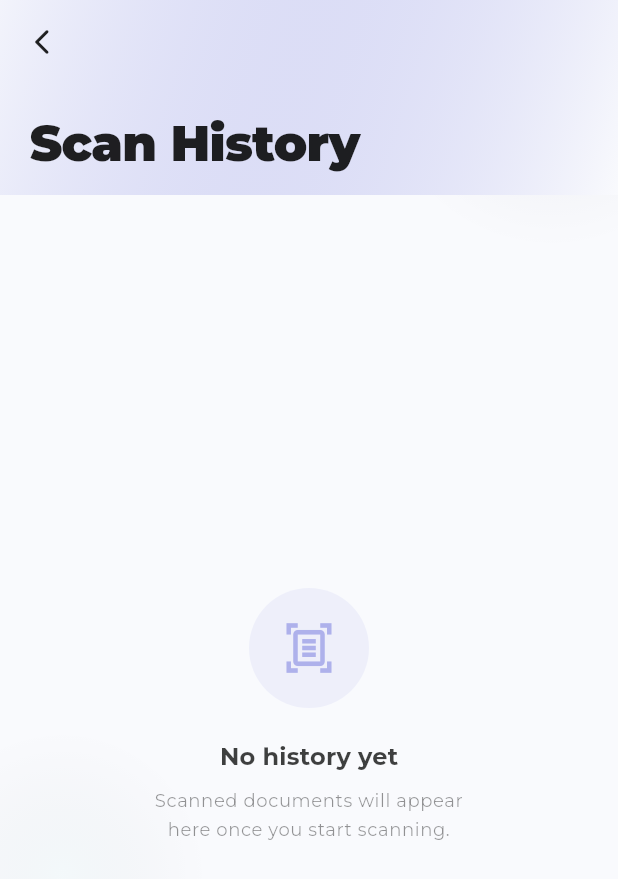
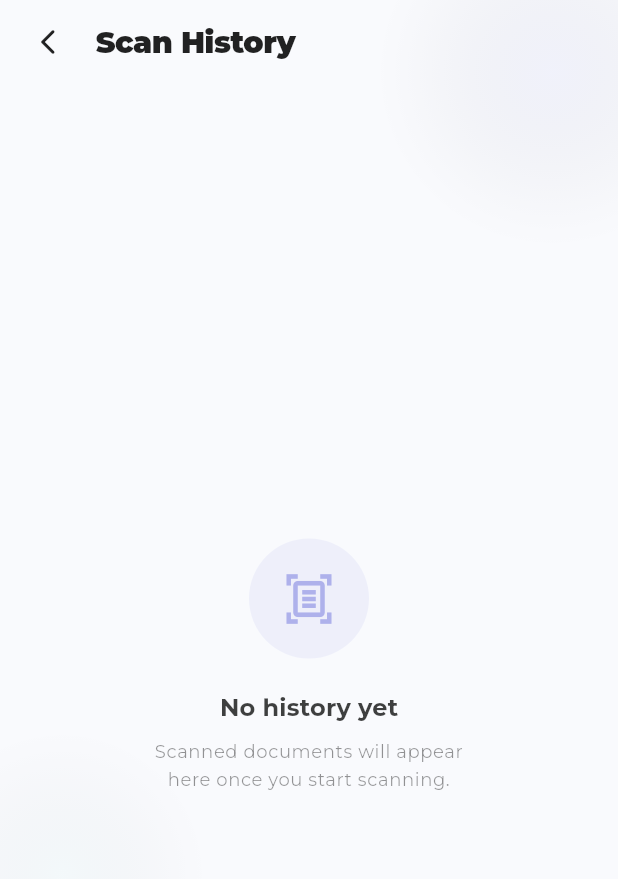
Before and after one commit to inorista/PowerOCR, a Flutter app: the ScanHistoryScreen screen opened by its route, on a phone screen of 412 x 824 dp. Shown: the top 879 px of the screen. Run offline on Flutter 3.47's test engine with Material 3 defaults, Android fonts, the phone set to English and light mode, and no system bars; our stand-ins replace bloc, camera, connectivity_plus, dio, envied, equatable and 7 more; missing offline and left inert: google_mlkit_barcode_scanning, google_mlkit_text_recognition; accounts and stored records are empty; generated files the repository leaves out were written again; project files that could hold a hidden picture were left out.

```diff
--- a/lib/features/scan_history_screen/presentation/scan_history_screen/scan_history_screen.dart
+++ b/lib/features/scan_history_screen/presentation/scan_history_screen/scan_history_screen.dart
@@ -1,3 +1,4 @@
+import 'dart:ui';
 import 'package:flutter/material.dart';
 import 'package:flutter_bloc/flutter_bloc.dart';
 import 'package:powerocr/core/domain/entities/scan_history.dart';
@@ -18,6 +19,9 @@ class _ScanHistoryScreenState extends State<ScanHistoryScreen>
   late final AnimationController _entryCtrl;
   late final Animation<double> _orbRotate;
   late final Animation<double> _gridFade;
+
+  final ScrollController _scrollController = ScrollController();
+  double _appBarOpacity = 0.1;
 
   @override
   void initState() {
@@ -40,10 +44,26 @@ class _ScanHistoryScreenState extends State<ScanHistoryScreen>
         curve: const Interval(0.2, 1.0, curve: Curves.easeOut),
       ),
     );
+
+    _scrollController.addListener(_onScroll);
+  }
+
+  void _onScroll() {
+    if (!_scrollController.hasClients) return;
+    double offset = _scrollController.offset;
+    double newOpacity = 0.1 + (offset / 100);
+    newOpacity = newOpacity.clamp(0.1, 1.0);
+    if (newOpacity != _appBarOpacity) {
+      setState(() {
+        _appBarOpacity = newOpacity;
+      });
+    }
   }
 
   @override
   void dispose() {
+    _scrollController.removeListener(_onScroll);
+    _scrollController.dispose();
     _orbCtrl.dispose();
     _entryCtrl.dispose();
     super.dispose();
@@ -55,6 +75,7 @@ class _ScanHistoryScreenState extends State<ScanHistoryScreen>
     final isDark = theme.brightness == Brightness.dark;
     final primary = theme.colorScheme.primary;
     final size = MediaQuery.sizeOf(context);
+    final topPadding = MediaQuery.paddingOf(context).top;
 
     return Scaffold(
       backgroundColor: theme.scaffoldBackgroundColor,
@@ -80,89 +101,23 @@ class _ScanHistoryScreenState extends State<ScanHistoryScreen>
             BlocBuilder<ScanHistoryScreenBlocBloc, ScanHistoryScreenBlocState>(
               builder: (context, state) {
                 return CustomScrollView(
+                  controller: _scrollController,
                   physics: const BouncingScrollPhysics(
                     parent: AlwaysScrollableScrollPhysics(),
                   ),
                   slivers: [
-                    // ── SliverAppBar ──────────────────────────────────
-                    SliverAppBar(
-                      pinned: true,
-                      floating: false,
-                      expandedHeight: 130,
-                      backgroundColor: theme.scaffoldBackgroundColor,
-                      surfaceTintColor: Colors.transparent,
-                      shadowColor: Colors.transparent,
-                      leading: IconButton(
-                        icon: Icon(
-                          Icons.arrow_back_ios_new_rounded,
-                          color: theme.colorScheme.onSurface,
-                          size: 20,
-                        ),
-                        onPressed: () => Navigator.of(context).maybePop(),
-                      ),
-                      actions: [
-                        if (state.status ==
-                                ScanHistoryScreenBlocStatus.loaded &&
-                            state.scanHistory.isNotEmpty)
-                          IconButton(
-                            icon: Icon(
-                              Icons.tune_rounded,
-                              color: theme.colorScheme.onSurface.withValues(
-                                alpha: 0.6,
-                              ),
-                              size: 22,
-                            ),
-                            onPressed: () {},
-                          ),
-                        const SizedBox(width: 4),
-                      ],
-                      flexibleSpace: FlexibleSpaceBar(
-                        titlePadding: const EdgeInsets.only(
-                          left: 20,
-                          bottom: 14,
-                        ),
-                        title: Column(
-                          mainAxisSize: MainAxisSize.min,
-                          crossAxisAlignment: CrossAxisAlignment.start,
-                          children: [
-                            Text(
-                              'Scan History',
-                              style: theme.textTheme.titleLarge?.copyWith(
-                                fontWeight: FontWeight.w800,
-                                fontSize: 22,
-                                letterSpacing: -0.3,
-                              ),
-                            ),
-                            if (state.status ==
-                                    ScanHistoryScreenBlocStatus.loaded &&
-                                state.scanHistory.isNotEmpty)
-                              Text(
-                                '${state.scanHistory.length} scan${state.scanHistory.length == 1 ? '' : 's'}',
-                                style: theme.textTheme.labelSmall?.copyWith(
-                                  color: theme.colorScheme.onSurface.withValues(
-                                    alpha: 0.45,
-                                  ),
-                                  fontWeight: FontWeight.w500,
-                                  fontSize: 11,
-                                ),
-                              ),
-                          ],
-                        ),
-                        background: _AppBarBackground(
-                          isDark: isDark,
-                          theme: theme,
-                        ),
-                        collapseMode: CollapseMode.parallax,
-                      ),
+                    SliverToBoxAdapter(
+                      child: SizedBox(height: topPadding + 64),
                     ),
 
-                    // ── Body states ───────────────────────────────────
                     if (state.status == ScanHistoryScreenBlocStatus.loading)
                       const SliverFillRemaining(
+                        hasScrollBody: false,
                         child: Center(child: _LoadingIndicator()),
                       )
                     else if (state.status == ScanHistoryScreenBlocStatus.error)
                       SliverFillRemaining(
+                        hasScrollBody: false,
                         child: _ErrorView(
                           message: state.errorMessage ?? 'Something went wrong',
                           theme: theme,
@@ -174,13 +129,14 @@ class _ScanHistoryScreenState extends State<ScanHistoryScreen>
                       )
                     else if (state.scanHistory.isEmpty)
                       SliverFillRemaining(
+                        hasScrollBody: false,
                         child: _EmptyView(theme: theme, isDark: isDark),
                       )
                     else ...[
                       SliverFadeTransition(
                         opacity: _gridFade,
                         sliver: SliverPadding(
-                          padding: const EdgeInsets.fromLTRB(16, 8, 16, 100),
+                          padding: const EdgeInsets.fromLTRB(16, 0, 16, 100),
                           sliver: SliverGrid.builder(
                             gridDelegate:
                                 const SliverGridDelegateWithFixedCrossAxisCount(
@@ -207,6 +163,94 @@ class _ScanHistoryScreenState extends State<ScanHistoryScreen>
                 );
               },
             ),
+
+            Positioned(
+              top: 0,
+              left: 0,
+              right: 0,
+              child: Stack(
+                children: [
+                  Positioned.fill(
+                    child: Opacity(
+                      opacity: _appBarOpacity,
+                      child: ClipRect(
+                        child: BackdropFilter(
+                          filter: ImageFilter.blur(sigmaX: 12, sigmaY: 12),
+                          child: Container(
+                            color: theme.scaffoldBackgroundColor.withValues(
+                              alpha: 0.65,
+                            ),
+                          ),
+                        ),
+                      ),
+                    ),
+                  ),
+
+                  SafeArea(
+                    bottom: false,
+                    child: Container(
+                      height: 56,
+                      padding: const EdgeInsets.symmetric(horizontal: 8),
+                      child:
+                          BlocBuilder<
+                            ScanHistoryScreenBlocBloc,
+                            ScanHistoryScreenBlocState
+                          >(
+                            builder: (context, state) {
+                              return Row(
+                                children: [
+                                  IconButton(
+                                    icon: Icon(
+                                      Icons.arrow_back_ios_new_rounded,
+                                      color: theme.colorScheme.onSurface,
+                                      size: 20,
+                                    ),
+                                    onPressed: () =>
+                                        Navigator.of(context).maybePop(),
+                                  ),
+                                  const SizedBox(width: 8),
+                                  Expanded(
+                                    child: Text(
+                                      'Scan History',
+                                      style: theme.textTheme.titleLarge
+                                          ?.copyWith(
+                                            fontWeight: FontWeight.w800,
+                                            fontSize: 20,
+                                            letterSpacing: -0.3,
+                                          ),
+                                    ),
+                                  ),
+                                  if (state.status ==
+                                          ScanHistoryScreenBlocStatus.loaded &&
+                                      state.scanHistory.isNotEmpty) ...[
+                                    Text(
+                                      '${state.scanHistory.length}',
+                                      style: theme.textTheme.labelMedium
+                                          ?.copyWith(
+                                            fontWeight: FontWeight.bold,
+                                            color: theme.colorScheme.primary,
+                                          ),
+                                    ),
+                                    IconButton(
+                                      icon: Icon(
+                                        Icons.tune_rounded,
+                                        color: theme.colorScheme.onSurface
+                                            .withValues(alpha: 0.6),
+                                        size: 22,
+                                      ),
+                                      onPressed: () {},
+                                    ),
+                                  ],
+                                  const SizedBox(width: 4),
+                                ],
+                              );
+                            },
+                          ),
+                    ),
+                  ),
+                ],
+              ),
+            ),
           ],
         ),
       ),
@@ -216,36 +260,6 @@ class _ScanHistoryScreenState extends State<ScanHistoryScreen>
   void _onItemTap(BuildContext context, ScanHistory item) {}
 }
 
-// ── AppBar decorative background ───────────────────────────────────────────
-class _AppBarBackground extends StatelessWidget {
-  final bool isDark;
-  final ThemeData theme;
-
-  const _AppBarBackground({required this.isDark, required this.theme});
-
-  @override
-  Widget build(BuildContext context) {
-    return Container(
-      decoration: BoxDecoration(
-        gradient: LinearGradient(
-          begin: Alignment.topLeft,
-          end: Alignment.bottomRight,
-          colors: isDark
-              ? [
-                  theme.colorScheme.primary.withValues(alpha: 0.12),
-                  theme.scaffoldBackgroundColor,
-                ]
-              : [
-                  theme.colorScheme.primary.withValues(alpha: 0.06),
-                  theme.scaffoldBackgroundColor,
-                ],
-        ),
-      ),
-    );
-  }
-}
-
-// ── Loading indicator ──────────────────────────────────────────────────────
 class _LoadingIndicator extends StatelessWidget {
   const _LoadingIndicator();
 
@@ -275,7 +289,6 @@ class _LoadingIndicator extends StatelessWidget {
   }
 }
 
-// ── Empty state ────────────────────────────────────────────────────────────
 class _EmptyView extends StatelessWidget {
   final ThemeData theme;
   final bool isDark;
@@ -327,7 +340,6 @@ class _EmptyView extends StatelessWidget {
   }
 }
 
-// ── Error state ────────────────────────────────────────────────────────────
 class _ErrorView extends StatelessWidget {
   final String message;
   final ThemeData theme;
@@ -393,7 +405,6 @@ class _ErrorView extends StatelessWidget {
   }
 }
 
-// ── Ambient orb painter for this screen ───────────────────────────────────
 class _ScanHistoryOrbPainter extends CustomPainter {
   final double rotate;
   final bool isDark;
--- a/lib/features/scanning/presentation/bloc/scanning_bloc.dart
+++ b/lib/features/scanning/presentation/bloc/scanning_bloc.dart
@@ -38,7 +38,9 @@ class ScanningBloc extends Bloc<ScanningEvent, ScanningState> {
       } else {
         result = await recognizeQR(event.imagePath);
       }
-      await locator<ScanningRepository>().saveScanHistory(result);
+      if (result.text.isNotEmpty) {
+        await locator<ScanningRepository>().saveScanHistory(result);
+      }
       emit(
         state.copyWith(
           status: ScanningStatus.success,
```
Also changed, not shown: lib/features/home_screen/presentation/screens/widgets/stat_card.dart (+9 -3 lines), lib/features/scanning/data/datasources/scanning_remote_data_source.dart (+23 -0 lines), lib/features/scanning/presentation/screens/scan_result_screen/widgets/photo_viewer_overlay.dart (added, +356 -0 lines), lib/features/scanning/presentation/screens/scan_result_screen/widgets/result_sliver_app_bar.dart (+65 -11 lines), pubspec.yaml (+5 -4 lines), pubspec.lock.
